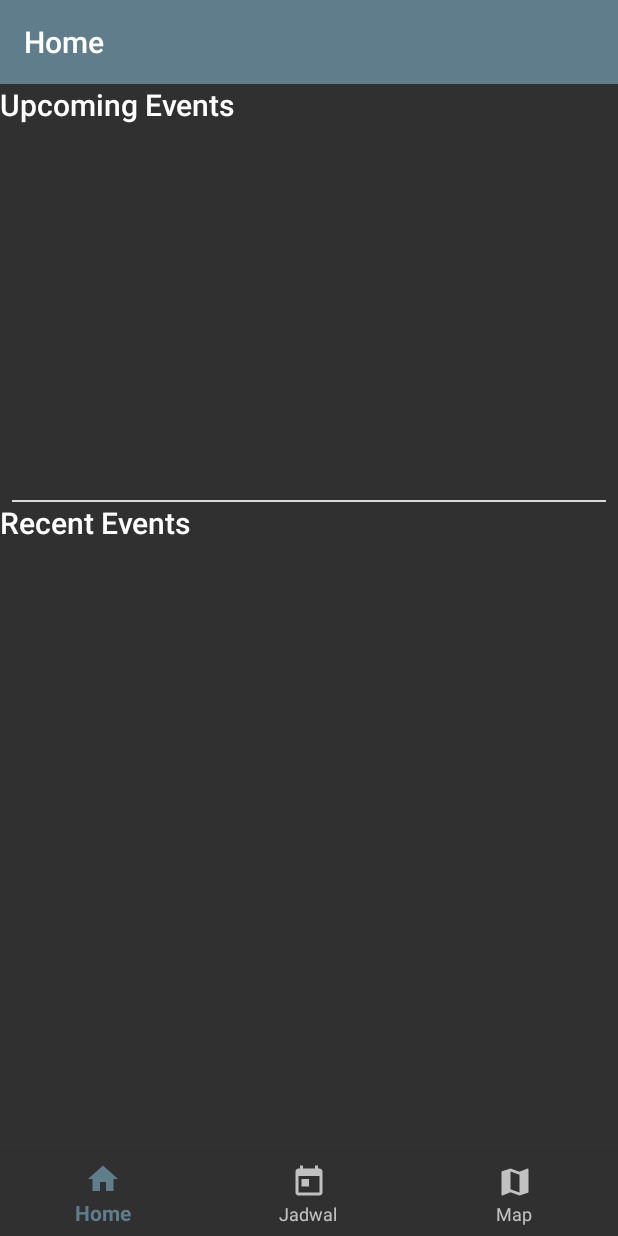
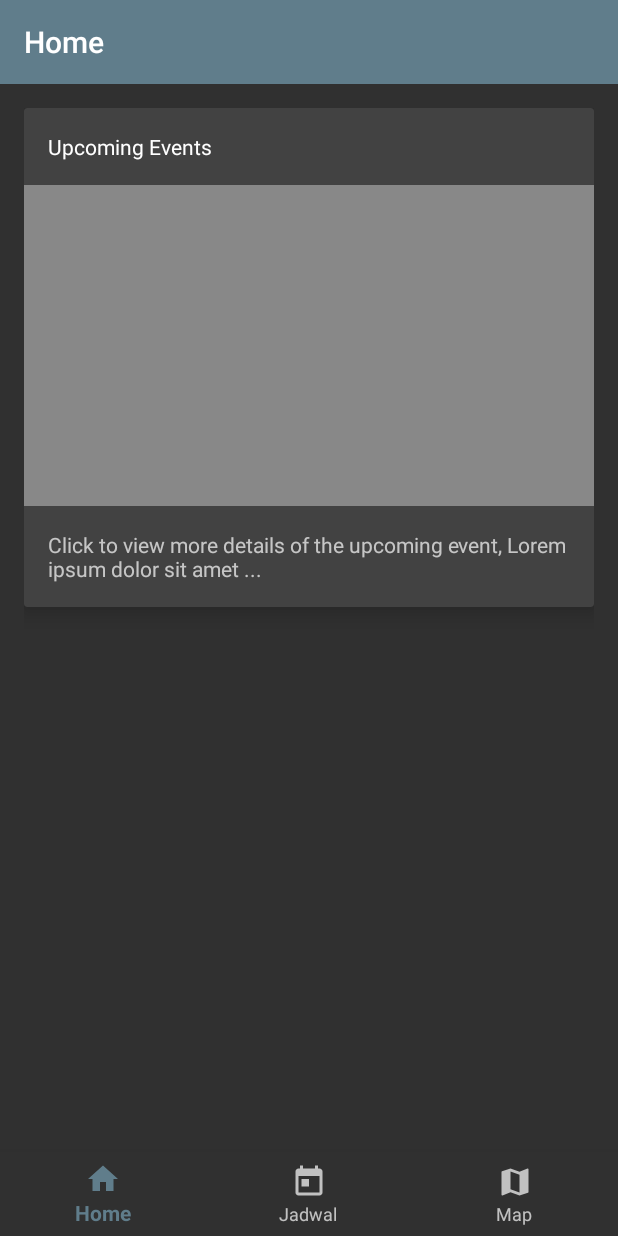
Before and after one commit to IgoRamli/cc-cup-2018-app, an Android app: the screen it shows after launch (MainActivity), on a phone screen of 412 x 824 dp. Run offline under Robolectric (Android 15) with nearby library versions, the phone set to English and light mode, and no system bars; our stand-ins replace Picasso; libraries missing offline, so code that uses them is left out: com.davemorrissey.labs, com.indooratlas.android; pictures from the network do not load.

Commit message:
Menambahkan layout untuk CardView

```diff
--- a/app/build.gradle
+++ b/app/build.gradle
@@ -30,4 +30,6 @@ dependencies {
     compile 'com.indooratlas.android:indooratlas-android-sdk:2.6.1@aar'
     compile 'com.squareup.picasso:picasso:2.5.2'
     compile 'com.davemorrissey.labs:subsampling-scale-image-view:3.2.0'
+    compile 'com.android.support:cardview-v7:26.1.0'
+
 }
--- a/app/src/main/res/layout/fragment_home.xml
+++ b/app/src/main/res/layout/fragment_home.xml
@@ -16,7 +16,47 @@
         android:layout_width="match_parent"
         android:layout_height="0dp"
         android:orientation="vertical"
+        android:padding="@dimen/activity_horizontal_margin"
         android:layout_weight="1">
+        <android.support.v7.widget.CardView
+            android:layout_width="match_parent"
+            android:layout_height="wrap_content"
+            app:cardCornerRadius="2dp"
+            app:cardBackgroundColor="@color/cardview_dark_background"
+            app:cardElevation="8dp">
+            <android.support.constraint.ConstraintLayout
+                android:layout_width="match_parent"
+                android:layout_height="wrap_content">
+                <TextView
+                    android:id="@+id/card_title"
+                    android:layout_width="0dp"
+                    android:layout_height="wrap_content"
+                    android:padding="16dp"
+                    android:text="@string/section_upcoming"
+                    android:textAppearance="@style/TextAppearance.AppCompat.Body1"
+                    app:layout_constraintTop_toTopOf="parent"
+                    app:layout_constraintStart_toStartOf="parent"
+                    app:layout_constraintEnd_toEndOf="parent" />
+                <ListView
+                    android:id="@+id/card_list"
+                    android:layout_width="0dp"
+                    android:layout_height="0dp"
+                    app:layout_constraintDimensionRatio="H, 16:9"
+                    app:layout_constraintTop_toBottomOf="@+id/card_title"
+                    app:layout_constraintStart_toStartOf="parent"
+                    app:layout_constraintEnd_toEndOf="parent"
+                    android:background="#888888"/>
+                <TextView
+                    android:layout_width="0dp"
+                    android:layout_height="wrap_content"
+                    android:padding="16dp"
+                    app:layout_constraintTop_toBottomOf="@+id/card_list"
+                    app:layout_constraintStart_toStartOf="parent"
+                    app:layout_constraintEnd_toEndOf="parent"
+                    android:text="Click to view more details of the upcoming event, Lorem ipsum dolor sit amet ..."/>
+            </android.support.constraint.ConstraintLayout>
+        </android.support.v7.widget.CardView>
+        <!--
         <TextView
             android:layout_width="wrap_content"
             android:layout_height="wrap_content"
@@ -42,6 +82,6 @@
             android:id="@+id/recent_lv"
             android:layout_width="match_parent"
             android:layout_height="250dp"
-            android:maxHeight="100dp"/>
+            android:maxHeight="100dp"/> !-->
     </LinearLayout>
 </LinearLayout>
--- a/app/src/main/res/values/colors.xml
+++ b/app/src/main/res/values/colors.xml
@@ -1,8 +1,11 @@
 <?xml version="1.0" encoding="utf-8"?>
 <resources>
     <color name="colorPrimary">#607D8B</color>
+    <color name="colorPrimaryLight">#8eacbb</color>
     <color name="colorPrimaryDark">#34515E</color>
     <color name="colorAccent">#FF3D00</color>
 
     <color name="ia_blue">#ff00a5f5</color>
+
+    <color name="colorCardBackground">#424242</color>
 </resources>
```
Also changed, not shown: app/src/main/res/layout/home_event_card_item.xml (added, +56 -0 lines).
